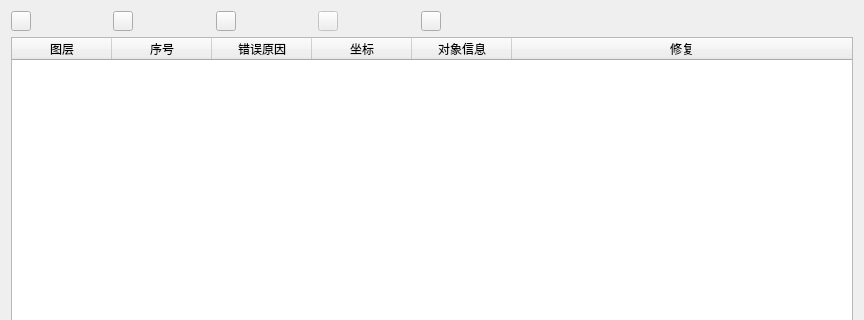
Above: resulttab.ui from Deng-Jiayu/TopologyChecker before the change; both pictures show x 0 to 864 and y 0 to 320 of the 864 by 607 pixel window. Below: the same form after it.
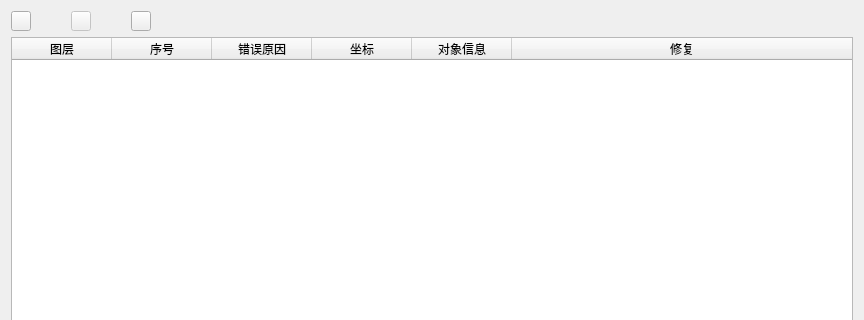
That is the form after the change. Icons and pictures are not drawn.

The edit to the form file:
```diff
--- a/resulttab.ui
+++ b/resulttab.ui
@@ -32,20 +32,20 @@
       <property name="spacing">
        <number>0</number>
       </property>
-      <item row="0" column="9">
-       <spacer name="horizontalSpacer_9">
-        <property name="orientation">
-         <enum>Qt::Horizontal</enum>
-        </property>
-        <property name="sizeHint" stdset="0">
-         <size>
-          <width>40</width>
-          <height>20</height>
-         </size>
-        </property>
-       </spacer>
-      </item>
       <item row="0" column="8">
+       <spacer name="horizontalSpacer_6">
+        <property name="orientation">
+         <enum>Qt::Horizontal</enum>
+        </property>
+        <property name="sizeHint" stdset="0">
+         <size>
+          <width>40</width>
+          <height>20</height>
+         </size>
+        </property>
+       </spacer>
+      </item>
+      <item row="0" column="4">
        <widget class="QPushButton" name="btnClassify">
         <property name="sizePolicy">
          <sizepolicy hsizetype="Maximum" vsizetype="Fixed">
@@ -72,22 +72,12 @@
        </widget>
       </item>
       <item row="0" column="1">
-       <spacer name="horizontalSpacer_3">
+       <spacer name="horizontalSpacer_4">
         <property name="orientation">
          <enum>Qt::Horizontal</enum>
         </property>
-        <property name="sizeHint" stdset="0">
-         <size>
-          <width>40</width>
-          <height>20</height>
-         </size>
-        </property>
-       </spacer>
-      </item>
-      <item row="0" column="10">
-       <spacer name="horizontalSpacer_8">
-        <property name="orientation">
-         <enum>Qt::Horizontal</enum>
+        <property name="sizeType">
+         <enum>QSizePolicy::Fixed</enum>
         </property>
         <property name="sizeHint" stdset="0">
          <size>
@@ -98,6 +88,19 @@
        </spacer>
       </item>
       <item row="0" column="6">
+       <spacer name="horizontalSpacer_8">
+        <property name="orientation">
+         <enum>Qt::Horizontal</enum>
+        </property>
+        <property name="sizeHint" stdset="0">
+         <size>
+          <width>40</width>
+          <height>20</height>
+         </size>
+        </property>
+       </spacer>
+      </item>
+      <item row="0" column="2">
        <widget class="QPushButton" name="btnOpenAttributeTable">
         <property name="enabled">
          <bool>false</bool>
@@ -123,7 +126,36 @@
         </property>
        </widget>
       </item>
-      <item row="0" column="11">
+      <item row="0" column="3">
+       <spacer name="horizontalSpacer_5">
+        <property name="orientation">
+         <enum>Qt::Horizontal</enum>
+        </property>
+        <property name="sizeType">
+         <enum>QSizePolicy::Fixed</enum>
+        </property>
+        <property name="sizeHint" stdset="0">
+         <size>
+          <width>40</width>
+          <height>20</height>
+         </size>
+        </property>
+       </spacer>
+      </item>
+      <item row="0" column="5">
+       <spacer name="horizontalSpacer_9">
+        <property name="orientation">
+         <enum>Qt::Horizontal</enum>
+        </property>
+        <property name="sizeHint" stdset="0">
+         <size>
+          <width>40</width>
+          <height>20</height>
+         </size>
+        </property>
+       </spacer>
+      </item>
+      <item row="0" column="7">
        <spacer name="horizontalSpacer_7">
         <property name="orientation">
          <enum>Qt::Horizontal</enum>
@@ -162,76 +194,7 @@
         </property>
        </widget>
       </item>
-      <item row="0" column="12">
-       <spacer name="horizontalSpacer_6">
-        <property name="orientation">
-         <enum>Qt::Horizontal</enum>
-        </property>
-        <property name="sizeHint" stdset="0">
-         <size>
-          <width>40</width>
-          <height>20</height>
-         </size>
-        </property>
-       </spacer>
-      </item>
-      <item row="0" column="4">
-       <widget class="QPushButton" name="btnRefresh">
-        <property name="maximumSize">
-         <size>
-          <width>20</width>
-          <height>20</height>
-         </size>
-        </property>
-        <property name="text">
-         <string/>
-        </property>
-        <property name="icon">
-         <iconset resource="topologychecker.qrc">
-          <normaloff>:/icons/mRefresh.svg</normaloff>:/icons/mRefresh.svg</iconset>
-        </property>
-       </widget>
-      </item>
-      <item row="0" column="5">
-       <spacer name="horizontalSpacer_4">
-        <property name="orientation">
-         <enum>Qt::Horizontal</enum>
-        </property>
-        <property name="sizeHint" stdset="0">
-         <size>
-          <width>40</width>
-          <height>20</height>
-         </size>
-        </property>
-       </spacer>
-      </item>
-      <item row="0" column="2">
-       <widget class="QPushButton" name="btnImport">
-        <property name="sizePolicy">
-         <sizepolicy hsizetype="Maximum" vsizetype="Fixed">
-          <horstretch>0</horstretch>
-          <verstretch>0</verstretch>
-         </sizepolicy>
-        </property>
-        <property name="maximumSize">
-         <size>
-          <width>20</width>
-          <height>20</height>
-         </size>
-        </property>
-        <property name="toolTip">
-         <string>导入</string>
-        </property>
-        <property name="text">
-         <string/>
-        </property>
-        <property name="icon">
-         <iconset resource="topologychecker.qrc">
-          <normaloff>:/icons/mImport.svg</normaloff>:/icons/mImport.svg</iconset>
-        </property>
-       </widget>
-      </item>
-      <item row="0" column="13">
+      <item row="0" column="9">
        <spacer name="horizontalSpacer_2">
         <property name="orientation">
          <enum>Qt::Horizontal</enum>
@@ -244,32 +207,6 @@
         </property>
        </spacer>
       </item>
-      <item row="0" column="7">
-       <spacer name="horizontalSpacer_5">
-        <property name="orientation">
-         <enum>Qt::Horizontal</enum>
-        </property>
-        <property name="sizeHint" stdset="0">
-         <size>
-          <width>40</width>
-          <height>20</height>
-         </size>
-        </property>
-       </spacer>
-      </item>
-      <item row="0" column="3">
-       <spacer name="horizontalSpacer_10">
-        <property name="orientation">
-         <enum>Qt::Horizontal</enum>
-        </property>
-        <property name="sizeHint" stdset="0">
-         <size>
-          <width>40</width>
-          <height>20</height>
-         </size>
-        </property>
-       </spacer>
-      </item>
      </layout>
     </widget>
    </item>
```
